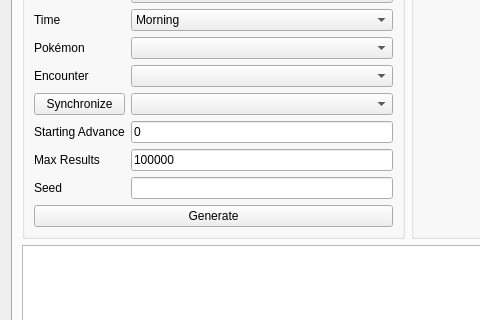
Above: Forms/Gen4/Wild4.ui from Admiral-Fish/PokeFinder before the change; both pictures show x 0 to 480 and y 219 to 539 of the 1200 by 700 pixel window. Below: the same form after it.
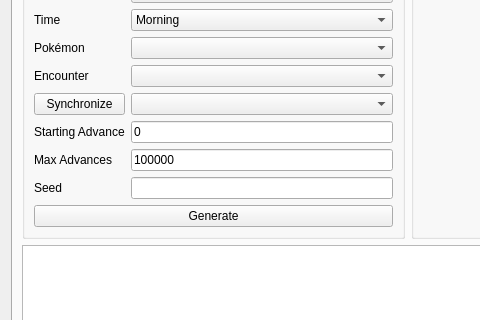
That is the form after the change. Custom widgets are drawn as their Qt base class.

Commit message: Rename maxResults to maxAdvances

```diff
--- a/Forms/Gen4/Wild4.ui
+++ b/Forms/Gen4/Wild4.ui
@@ -230,7 +230,7 @@
           <item row="7" column="0">
            <widget class="QLabel" name="labelGeneratorMaxResults">
             <property name="text">
-             <string>Max Results</string>
+             <string>Max Advances</string>
             </property>
            </widget>
           </item>
```
Left out of the diff: 6 changed lines with no effect on the pictures. The commit also changes 72 other files.
